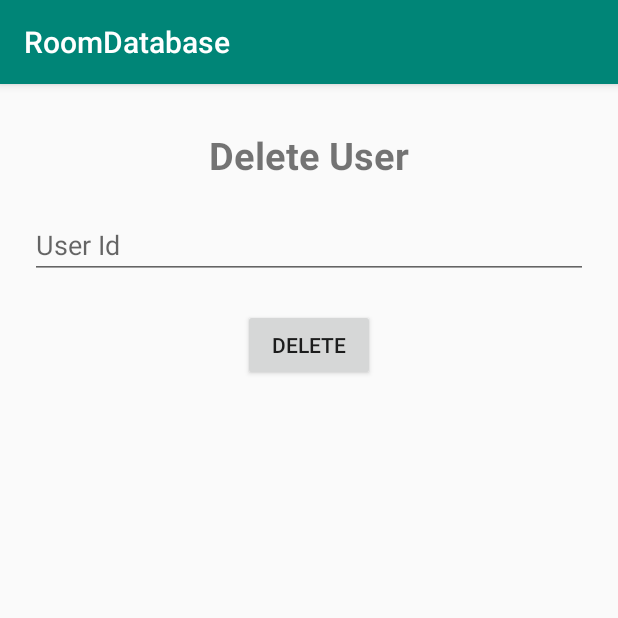
After one commit to PawankumarPK/RoomDatabase, an Android app: the fragment DeleteUserFragment placed in its activity, on a phone screen of 412 x 824 dp, the top half of it. The commit adds this screen. Run offline under Robolectric (Android 15) with nearby library versions, the phone set to English and light mode, and no system bars; our stand-ins replace Room's generated code.

Commit message:
Delete User from Room DB

```diff
--- a/app/src/main/java/com/example/roomdatabase/MyDao.java
+++ b/app/src/main/java/com/example/roomdatabase/MyDao.java
@@ -1,6 +1,7 @@
 package com.example.roomdatabase;
 
 import androidx.room.Dao;
+import androidx.room.Delete;
 import androidx.room.Insert;
 import androidx.room.Query;
 
@@ -19,4 +20,8 @@ public interface MyDao {
     //get Data from DB
     @Query("select * from users")
     public List<User> getUsers();
+
+    //delete user from DB
+    @Delete
+    public void deleteUser(User user);
 }
--- /dev/null
+++ b/app/src/main/java/com/example/roomdatabase/fragments/DeleteUserFragment.java
@@ -0,0 +1,58 @@
+package com.example.roomdatabase.fragments;
+
+
+import android.os.Bundle;
+import android.widget.Button;
+import android.widget.EditText;
+import android.widget.Toast;
+import androidx.annotation.NonNull;
+import androidx.annotation.Nullable;
+import androidx.fragment.app.Fragment;
+import android.view.LayoutInflater;
+import android.view.View;
+import android.view.ViewGroup;
+
+import com.example.roomdatabase.MainActivity;
+import com.example.roomdatabase.R;
+import com.example.roomdatabase.User;
+
+public class DeleteUserFragment extends Fragment {
+
+    private EditText TxtUserId;
+    private Button DeleteButton;
+
+
+    public DeleteUserFragment() {
+        // Required empty public constructor
+    }
+
+
+    @Override
+    public View onCreateView(LayoutInflater inflater, ViewGroup container, Bundle savedInstanceState) {
+        return inflater.inflate(R.layout.fragment_delete_user, container, false);
+    }
+
+    @Override
+    public void onViewCreated(@NonNull View view, @Nullable Bundle savedInstanceState) {
+        super.onViewCreated(view, savedInstanceState);
+
+        TxtUserId = view.findViewById(R.id.delete);
+        DeleteButton = view.findViewById(R.id.bn_delete_users);
+
+        DeleteButton.setOnClickListener(new View.OnClickListener() {
+            @Override
+            public void onClick(View view) {
+
+                int id = Integer.parseInt(TxtUserId.getText().toString());
+
+                User user = new User();
+                user.setId(id);
+                MainActivity.myAppDatabase.myDao().deleteUser(user);
+
+                Toast.makeText(getContext(), "User Successfully Delete", Toast.LENGTH_SHORT).show();
+                TxtUserId.setText("");
+
+            }
+        });
+    }
+}
--- a/app/src/main/java/com/example/roomdatabase/fragments/HomeFragment.java
+++ b/app/src/main/java/com/example/roomdatabase/fragments/HomeFragment.java
@@ -14,7 +14,7 @@ import com.example.roomdatabase.R;
 
 public class HomeFragment extends Fragment implements View.OnClickListener {
 
-    private Button BnAddUser, BnReadUser;
+    private Button BnAddUser, BnReadUser, BnDelete;
 
     public HomeFragment() {
 
@@ -32,9 +32,11 @@ public class HomeFragment extends Fragment implements View.OnClickListener {
 
         BnAddUser = view.findViewById(R.id.bn_add_users);
         BnReadUser = view.findViewById(R.id.bn_view_users);
+        BnDelete = view.findViewById(R.id.bn_delete_users);
 
         BnReadUser.setOnClickListener(this);
         BnAddUser.setOnClickListener(this);
+        BnDelete.setOnClickListener(this);
 
     }
 
@@ -50,6 +52,10 @@ public class HomeFragment extends Fragment implements View.OnClickListener {
             case R.id.bn_view_users:
                 MainActivity.fragmentManager.beginTransaction().replace(R.id.fragment_container, new ReadUserFragment()).commit();
                 break;
+
+            case R.id.bn_delete_users:
+                MainActivity.fragmentManager.beginTransaction().replace(R.id.fragment_container, new DeleteUserFragment()).commit();
+                break;
         }
     }
 }
--- /dev/null
+++ b/app/src/main/res/layout/fragment_delete_user.xml
@@ -0,0 +1,33 @@
+<?xml version="1.0" encoding="utf-8"?>
+<LinearLayout xmlns:android="http://schemas.android.com/apk/res/android"
+              xmlns:tools="http://schemas.android.com/tools"
+              android:layout_width="match_parent"
+              android:layout_height="match_parent"
+              android:orientation="vertical"
+              tools:context=".fragments.DeleteUserFragment">
+
+    <TextView
+            android:layout_width="match_parent"
+            android:layout_height="wrap_content"
+            android:text="Delete User"
+            android:textSize="25sp"
+            android:gravity="center_horizontal"
+            android:layout_marginTop="30dp"
+            android:textStyle="bold"/>
+
+
+    <EditText
+            android:id="@+id/delete"
+            android:layout_width="match_parent"
+            android:layout_height="wrap_content"
+            android:hint="User Id"
+            android:layout_margin="20dp"/>
+
+    <Button
+            android:id="@+id/bn_delete_users"
+            android:layout_width="wrap_content"
+            android:layout_height="wrap_content"
+            android:text="Delete"
+            android:layout_gravity="center_horizontal"/>
+
+</LinearLayout>
```
